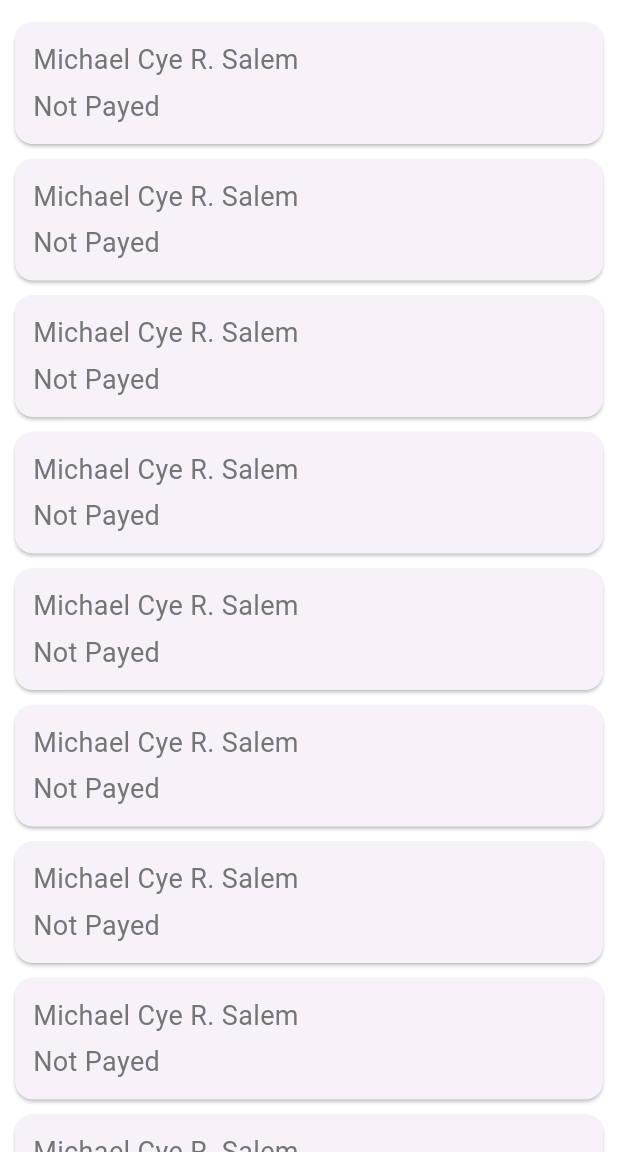
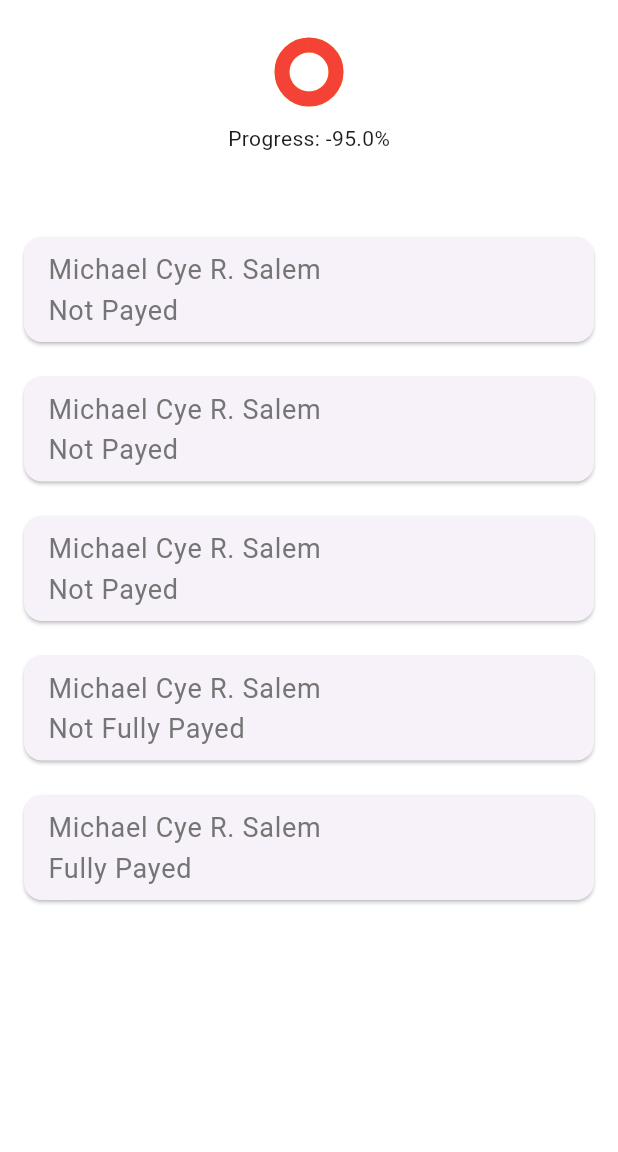
Before and after one commit to buggernut04/Salem_BoardEaseApp, a Flutter app: the screen it shows after launch, on a phone screen of 412 x 824 dp, the part 84-1236 px from its top. Run offline on Flutter 3.47's test engine with Material 2 defaults, Android fonts, the phone set to English and light mode, and no system bars; our stand-ins replace lottie.

Commit message:
Fix HomePage partial design and added some components.

```diff
--- a/lib/auxiliary/recordbar.dart
+++ b/lib/auxiliary/recordbar.dart
@@ -13,10 +13,10 @@ class RecordBar extends StatelessWidget {
     return Container(
       child: Center(
           child: Container(
-            padding: EdgeInsets.all(16.0),
+            padding: EdgeInsets.symmetric(vertical: 20.0, horizontal: 20.0),
             child: Column(
               mainAxisAlignment: MainAxisAlignment.center,
-              children: [
+              children: <Widget>[
               CircularProgressIndicator(
                   strokeWidth: 10,
                   backgroundColor: Colors.yellow,
--- a/lib/auxiliary/tenantcard.dart
+++ b/lib/auxiliary/tenantcard.dart
@@ -1,3 +1,4 @@
+import 'package:boardease_application/classes/paymentstatus.dart';
 import 'package:flutter/material.dart';
 
 import '../classes/tenant.dart';
@@ -8,32 +9,19 @@ class TenantCard extends StatelessWidget {
   final Tenant tenant;
 
   @override
-  Widget build(BuildContext context) {
-    return Card(
-      margin: EdgeInsets.fromLTRB(10.0, 5.0, 10.0,5.0),
-      child: Padding(
-        padding: const EdgeInsets.all(12.0),
-        child: Column(
-          crossAxisAlignment: CrossAxisAlignment.stretch,
-          children: <Widget>[
-            Text(
-              tenant.name,
-              style: TextStyle(
-                fontSize: 18.0,
-                color: Colors.grey[600],
-              )
-            ),
-            SizedBox(height: 5.0),
-            Text(
-                "Not Payed",
+  Widget build(BuildContext context) => Padding(
+      padding: const EdgeInsets.all(1.0),
+      child: Card(
+        margin: EdgeInsets.fromLTRB(10.0, 20.0, 10.0,1.0),
+        child: ListTile(
+          onTap: () {},
+          title: Text( tenant.name,
                 style: TextStyle(
                   fontSize: 18.0,
                   color: Colors.grey[600],
                 )
-            ),
-          ],
+              ),
+          )
         )
-      )
-    );
-  }
+      );
 }
--- a/lib/classes/paymentstatus.dart
+++ b/lib/classes/paymentstatus.dart
@@ -1,7 +1,5 @@
 enum PaymentStatus{
-
   notPayed,
   notFullyPayed,
   fullyPayed
-
 }
--- a/lib/components/homepage.dart
+++ b/lib/components/homepage.dart
@@ -2,6 +2,7 @@ import 'package:boardease_application/auxiliary/recordbar.dart';
 import 'package:boardease_application/auxiliary/tenantcard.dart';
 import 'package:boardease_application/classes/paymentstatus.dart';
 import 'package:boardease_application/classes/tenant.dart';
+import 'package:boardease_application/components/tenant_list.dart';
 import 'package:flutter/material.dart';
 
 class MyHomePage extends StatefulWidget    {
@@ -17,16 +18,14 @@ class _MyHomePageState extends State<MyHomePage> {
     Tenant(name: 'Michael Cye R. Salem', contactInfo: '09978601212', email: 'grrrr', status: PaymentStatus.notPayed, startDate: DateTime.now()),
     Tenant(name: 'Michael Cye R. Salem', contactInfo: '09978601212', email: 'grrrr', status: PaymentStatus.notPayed, startDate: DateTime.now()),
     Tenant(name: 'Michael Cye R. Salem', contactInfo: '09978601212', email: 'grrrr', status: PaymentStatus.notPayed, startDate: DateTime.now()),
-    Tenant(name: 'Michael Cye R. Salem', contactInfo: '09978601212', email: 'grrrr', status: PaymentStatus.notPayed, startDate: DateTime.now()),
-    Tenant(name: 'Michael Cye R. Salem', contactInfo: '09978601212', email: 'grrrr', status: PaymentStatus.notPayed, startDate: DateTime.now()),
-    Tenant(name: 'Michael Cye R. Salem', contactInfo: '09978601212', email: 'grrrr', status: PaymentStatus.notPayed, startDate: DateTime.now()),
-    Tenant(name: 'Michael Cye R. Salem', contactInfo: '09978601212', email: 'grrrr', status: PaymentStatus.notPayed, startDate: DateTime.now()),
-    Tenant(name: 'Michael Cye R. Salem', contactInfo: '09978601212', email: 'grrrr', status: PaymentStatus.notPayed, startDate: DateTime.now()),
-    Tenant(name: 'Michael Cye R. Salem', contactInfo: '09978601212', email: 'grrrr', status: PaymentStatus.notPayed, startDate: DateTime.now())
+    Tenant(name: 'Michael Cye R. Salem', contactInfo: '09978621212', email: 'grrrr', status: PaymentStatus.notFullyPayed, startDate: DateTime.now()),
+    Tenant(name: 'Michael Cye R. Salem', contactInfo: '09438601212', email: 'grrrr', status: PaymentStatus.fullyPayed, startDate: DateTime.now())
   ];
+
 
   @override
   Widget build(BuildContext context) {
+    print(tenants.length);
     return Scaffold(
       backgroundColor: Colors.white,
       appBar: AppBar(
@@ -35,36 +34,22 @@ class _MyHomePageState extends State<MyHomePage> {
         backgroundColor: Colors.blueGrey,
         elevation: 0.0,
       ),
-      body: content(),
-    );
-}
-
- Widget content(){
-    return Column(
-      children: [
-        Expanded(
-          flex: 1,
-          child: Center(
-          //padding: EdgeInsets.fromLTRB(40.0, 50.0, 40.0, 30.0),
-          child: Column(
-            //mainAxisAlignment: MainAxisAlignment.spaceEvenly,
-            crossAxisAlignment: CrossAxisAlignment.stretch,
-            children: <Widget>[
-                Expanded(
-                  flex: 1,
-                  child:Container(
-                      child: RecordBar(tenant: tenants)
-                  ),
-                ),
-                SizedBox(height: 10.0),
-                Column(
-                  children: tenants.map((tenant) => TenantCard(tenant: tenant)).toList(),
-                ),
-              ],
+      body: Column(
+          mainAxisAlignment: MainAxisAlignment.center,
+          children: <Widget>[
+            Padding(
+              padding: EdgeInsets.fromLTRB(20.0, 10.0, 20.0,10.0),
+                child: Container(
+                    child: RecordBar(tenant: tenants)
+                )
+            ),
+            Expanded(
+              flex: 1,
+              child: TenantList(tenant: tenants),
             )
-          ),
-        ),
-        ]
+          ],
+      )
     );
   }
+
 }
--- /dev/null
+++ b/lib/components/tenant_list.dart
@@ -0,0 +1,61 @@
+import 'package:boardease_application/classes/paymentstatus.dart';
+import 'package:flutter/material.dart';
+
+import '../classes/tenant.dart';
+
+class TenantList extends StatefulWidget {
+  const TenantList({Key? key, required this.tenant}) : super(key: key);
+
+  final List<Tenant> tenant;
+
+  @override
+  State<TenantList> createState() => _TenantListState();
+}
+
+class _TenantListState extends State<TenantList> {
+
+  String toPrint(int index){
+    if(widget.tenant[index].status == PaymentStatus.fullyPayed) {
+      return "${widget.tenant[index].name}\nFully Payed";
+    }
+    else if(widget.tenant[index].status == PaymentStatus.notFullyPayed) {
+      return "${widget.tenant[index].name}\nNot Fully Payed";
+    }
+    return "${widget.tenant[index].name}\nNot Payed";
+  }
+
+  @override
+  Widget build(BuildContext context) {
+    return Container(
+        padding: EdgeInsets.all(5.0),
+        child: CustomScrollView(
+          //reverse: true,
+          slivers: <Widget>[
+            SliverList(
+                delegate: SliverChildBuilderDelegate(
+                      (BuildContext context, int index){
+                          return Padding(
+                              padding: const EdgeInsets.all(1.0),
+                              child: Card(
+                                margin: EdgeInsets.fromLTRB(10.0, 20.0, 10.0,1.0),
+                                child: ListTile(
+                                    onTap: () {},
+                                    title: Text(
+                                      toPrint(index),
+                                      style: TextStyle(
+                                      fontSize: 18.0,
+                                      color: Colors.grey[600],
+                                    )
+                                ),
+                              )
+                          )
+                        );
+                    },
+                    childCount: widget.tenant.length,
+                )
+            )
+          ],
+        )
+    );;
+  }
+}
```
Also changed, not shown: lib/auxiliary/add_tenant.dart (added), lib/auxiliary/tenant_status.dart (added), lib/components/payment_analysis.dart (added), lib/components/profile.dart (added).
